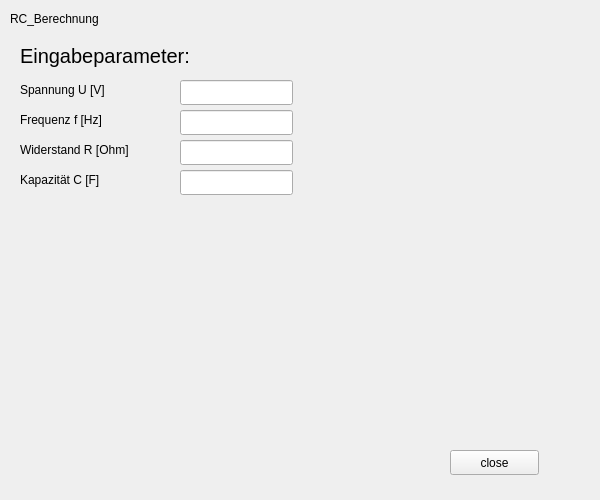
Above: CalcApplication/BerechnungRC.ui from yannickflepp/PmSwEng before the change. Below: the same form after it.
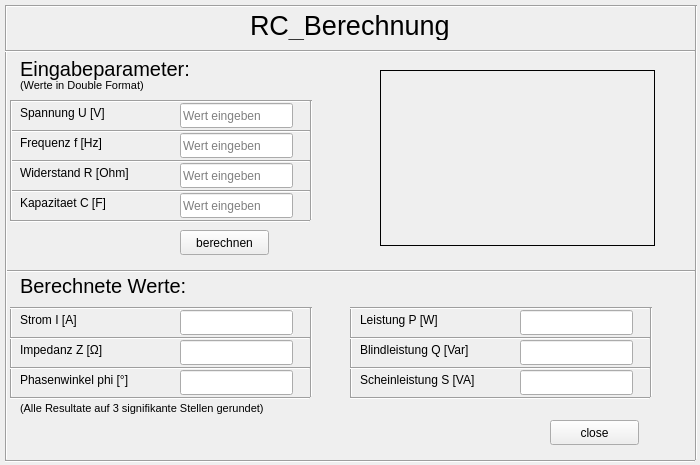
That is the form after the change. Icons and pictures are not drawn.

Commit message: Alle Fendter designt + erste Einleseimplementierung

```diff
--- a/CalcApplication/BerechnungRC.ui
+++ b/CalcApplication/BerechnungRC.ui
@@ -6,8 +6,8 @@
    <rect>
     <x>0</x>
     <y>0</y>
-    <width>600</width>
-    <height>500</height>
+    <width>700</width>
+    <height>465</height>
    </rect>
   </property>
   <property name="windowTitle">
@@ -16,12 +16,17 @@
   <widget class="QLabel" name="title">
    <property name="geometry">
     <rect>
-     <x>10</x>
+     <x>250</x>
      <y>10</y>
-     <width>121</width>
-     <height>17</height>
+     <width>221</width>
+     <height>30</height>
     </rect>
    </property>
+   <property name="font">
+    <font>
+     <pointsize>20</pointsize>
+    </font>
+   </property>
    <property name="text">
     <string>RC_Berechnung</string>
    </property>
@@ -29,8 +34,8 @@
   <widget class="QPushButton" name="pushButton">
    <property name="geometry">
     <rect>
-     <x>450</x>
-     <y>450</y>
+     <x>550</x>
+     <y>420</y>
      <width>89</width>
      <height>25</height>
     </rect>
@@ -42,12 +47,18 @@
   <widget class="QLabel" name="pictureRC">
    <property name="geometry">
     <rect>
-     <x>320</x>
-     <y>35</y>
-     <width>250</width>
-     <height>160</height>
+     <x>380</x>
+     <y>70</y>
+     <width>275</width>
+     <height>176</height>
     </rect>
    </property>
+   <property name="frameShape">
+    <enum>QFrame::Box</enum>
+   </property>
+   <property name="frameShadow">
+    <enum>QFrame::Plain</enum>
+   </property>
    <property name="text">
     <string/>
    </property>
@@ -62,7 +73,7 @@
    <property name="geometry">
     <rect>
      <x>20</x>
-     <y>80</y>
+     <y>103</y>
      <width>150</width>
      <height>20</height>
     </rect>
@@ -75,7 +86,7 @@
    <property name="geometry">
     <rect>
      <x>20</x>
-     <y>110</y>
+     <y>133</y>
      <width>150</width>
      <height>20</height>
     </rect>
@@ -88,7 +99,7 @@
    <property name="geometry">
     <rect>
      <x>20</x>
-     <y>140</y>
+     <y>163</y>
      <width>150</width>
      <height>20</height>
     </rect>
@@ -101,20 +112,20 @@
    <property name="geometry">
     <rect>
      <x>20</x>
-     <y>170</y>
+     <y>193</y>
      <width>150</width>
      <height>20</height>
     </rect>
    </property>
    <property name="text">
-    <string>Kapazität C [F]</string>
+    <string>Kapazitaet C [F]</string>
    </property>
   </widget>
   <widget class="QLabel" name="eingabeTxt">
    <property name="geometry">
     <rect>
      <x>20</x>
-     <y>40</y>
+     <y>53</y>
      <width>181</width>
      <height>31</height>
     </rect>
@@ -132,40 +143,637 @@
    <property name="geometry">
     <rect>
      <x>180</x>
-     <y>80</y>
+     <y>103</y>
      <width>113</width>
      <height>25</height>
     </rect>
    </property>
+   <property name="readOnly">
+    <bool>false</bool>
+   </property>
+   <property name="placeholderText">
+    <string>Wert eingeben</string>
+   </property>
   </widget>
   <widget class="QLineEdit" name="frequenzIn">
    <property name="geometry">
     <rect>
      <x>180</x>
-     <y>110</y>
+     <y>133</y>
      <width>113</width>
      <height>25</height>
     </rect>
    </property>
+   <property name="placeholderText">
+    <string>Wert eingeben</string>
+   </property>
   </widget>
   <widget class="QLineEdit" name="widerstandIn">
    <property name="geometry">
     <rect>
      <x>180</x>
-     <y>140</y>
+     <y>163</y>
      <width>113</width>
      <height>25</height>
     </rect>
    </property>
+   <property name="placeholderText">
+    <string>Wert eingeben</string>
+   </property>
   </widget>
   <widget class="QLineEdit" name="induktivitaet">
    <property name="geometry">
     <rect>
      <x>180</x>
-     <y>170</y>
+     <y>193</y>
      <width>113</width>
      <height>25</height>
     </rect>
+   </property>
+   <property name="placeholderText">
+    <string>Wert eingeben</string>
+   </property>
+  </widget>
+  <widget class="QLabel" name="ausgabeTxt">
+   <property name="geometry">
+    <rect>
+     <x>20</x>
+     <y>270</y>
+     <width>181</width>
+     <height>31</height>
+    </rect>
+   </property>
+   <property name="font">
+    <font>
+     <pointsize>15</pointsize>
+    </font>
+   </property>
+   <property name="text">
+    <string>Berechnete Werte:</string>
+   </property>
+  </widget>
+  <widget class="Line" name="line">
+   <property name="geometry">
+    <rect>
+     <x>10</x>
+     <y>100</y>
+     <width>300</width>
+     <height>3</height>
+    </rect>
+   </property>
+   <property name="orientation">
+    <enum>Qt::Horizontal</enum>
+   </property>
+  </widget>
+  <widget class="Line" name="line_2">
+   <property name="geometry">
+    <rect>
+     <x>10</x>
+     <y>160</y>
+     <width>300</width>
+     <height>3</height>
+    </rect>
+   </property>
+   <property name="orientation">
+    <enum>Qt::Horizontal</enum>
+   </property>
+  </widget>
+  <widget class="Line" name="line_3">
+   <property name="geometry">
+    <rect>
+     <x>10</x>
+     <y>220</y>
+     <width>300</width>
+     <height>3</height>
+    </rect>
+   </property>
+   <property name="orientation">
+    <enum>Qt::Horizontal</enum>
+   </property>
+  </widget>
+  <widget class="Line" name="line_4">
+   <property name="geometry">
+    <rect>
+     <x>10</x>
+     <y>190</y>
+     <width>300</width>
+     <height>3</height>
+    </rect>
+   </property>
+   <property name="orientation">
+    <enum>Qt::Horizontal</enum>
+   </property>
+  </widget>
+  <widget class="Line" name="line_5">
+   <property name="geometry">
+    <rect>
+     <x>10</x>
+     <y>130</y>
+     <width>300</width>
+     <height>3</height>
+    </rect>
+   </property>
+   <property name="orientation">
+    <enum>Qt::Horizontal</enum>
+   </property>
+  </widget>
+  <widget class="Line" name="line_6">
+   <property name="geometry">
+    <rect>
+     <x>310</x>
+     <y>100</y>
+     <width>3</width>
+     <height>120</height>
+    </rect>
+   </property>
+   <property name="orientation">
+    <enum>Qt::Vertical</enum>
+   </property>
+  </widget>
+  <widget class="Line" name="line_7">
+   <property name="geometry">
+    <rect>
+     <x>10</x>
+     <y>100</y>
+     <width>3</width>
+     <height>120</height>
+    </rect>
+   </property>
+   <property name="orientation">
+    <enum>Qt::Vertical</enum>
+   </property>
+  </widget>
+  <widget class="QLabel" name="impedanzTxt">
+   <property name="geometry">
+    <rect>
+     <x>20</x>
+     <y>340</y>
+     <width>150</width>
+     <height>20</height>
+    </rect>
+   </property>
+   <property name="text">
+    <string>Impedanz Z [Ω]</string>
+   </property>
+  </widget>
+  <widget class="Line" name="line_8">
+   <property name="geometry">
+    <rect>
+     <x>10</x>
+     <y>307</y>
+     <width>3</width>
+     <height>90</height>
+    </rect>
+   </property>
+   <property name="orientation">
+    <enum>Qt::Vertical</enum>
+   </property>
+  </widget>
+  <widget class="QLineEdit" name="phasenwinkelOut">
+   <property name="geometry">
+    <rect>
+     <x>180</x>
+     <y>370</y>
+     <width>113</width>
+     <height>25</height>
+    </rect>
+   </property>
+   <property name="readOnly">
+    <bool>true</bool>
+   </property>
+  </widget>
+  <widget class="QLineEdit" name="impedanzOut">
+   <property name="geometry">
+    <rect>
+     <x>180</x>
+     <y>340</y>
+     <width>113</width>
+     <height>25</height>
+    </rect>
+   </property>
+   <property name="readOnly">
+    <bool>true</bool>
+   </property>
+  </widget>
+  <widget class="Line" name="line_9">
+   <property name="geometry">
+    <rect>
+     <x>10</x>
+     <y>367</y>
+     <width>300</width>
+     <height>3</height>
+    </rect>
+   </property>
+   <property name="orientation">
+    <enum>Qt::Horizontal</enum>
+   </property>
+  </widget>
+  <widget class="Line" name="line_10">
+   <property name="geometry">
+    <rect>
+     <x>10</x>
+     <y>307</y>
+     <width>300</width>
+     <height>3</height>
+    </rect>
+   </property>
+   <property name="orientation">
+    <enum>Qt::Horizontal</enum>
+   </property>
+  </widget>
+  <widget class="Line" name="line_11">
+   <property name="geometry">
+    <rect>
+     <x>10</x>
+     <y>337</y>
+     <width>300</width>
+     <height>3</height>
+    </rect>
+   </property>
+   <property name="orientation">
+    <enum>Qt::Horizontal</enum>
+   </property>
+  </widget>
+  <widget class="QLabel" name="stromTxt">
+   <property name="geometry">
+    <rect>
+     <x>20</x>
+     <y>310</y>
+     <width>150</width>
+     <height>20</height>
+    </rect>
+   </property>
+   <property name="text">
+    <string>Strom I [A]</string>
+   </property>
+  </widget>
+  <widget class="QLabel" name="phasenwinkelTxt">
+   <property name="geometry">
+    <rect>
+     <x>20</x>
+     <y>370</y>
+     <width>150</width>
+     <height>20</height>
+    </rect>
+   </property>
+   <property name="text">
+    <string>Phasenwinkel phi [°]</string>
+   </property>
+  </widget>
+  <widget class="Line" name="line_12">
+   <property name="geometry">
+    <rect>
+     <x>310</x>
+     <y>307</y>
+     <width>3</width>
+     <height>90</height>
+    </rect>
+   </property>
+   <property name="orientation">
+    <enum>Qt::Vertical</enum>
+   </property>
+  </widget>
+  <widget class="QLineEdit" name="stromOut">
+   <property name="geometry">
+    <rect>
+     <x>180</x>
+     <y>310</y>
+     <width>113</width>
+     <height>25</height>
+    </rect>
+   </property>
+   <property name="contextMenuPolicy">
+    <enum>Qt::PreventContextMenu</enum>
+   </property>
+   <property name="autoFillBackground">
+    <bool>true</bool>
+   </property>
+   <property name="readOnly">
+    <bool>true</bool>
+   </property>
+  </widget>
+  <widget class="Line" name="line_13">
+   <property name="geometry">
+    <rect>
+     <x>10</x>
+     <y>397</y>
+     <width>300</width>
+     <height>3</height>
+    </rect>
+   </property>
+   <property name="orientation">
+    <enum>Qt::Horizontal</enum>
+   </property>
+  </widget>
+  <widget class="QLineEdit" name="blindleistungOut">
+   <property name="geometry">
+    <rect>
+     <x>520</x>
+     <y>340</y>
+     <width>113</width>
+     <height>25</height>
+    </rect>
+   </property>
+   <property name="readOnly">
+    <bool>true</bool>
+   </property>
+  </widget>
+  <widget class="Line" name="line_14">
+   <property name="geometry">
+    <rect>
+     <x>350</x>
+     <y>307</y>
+     <width>3</width>
+     <height>90</height>
+    </rect>
+   </property>
+   <property name="orientation">
+    <enum>Qt::Vertical</enum>
+   </property>
+  </widget>
+  <widget class="QLineEdit" name="leistungOut">
+   <property name="geometry">
+    <rect>
+     <x>520</x>
+     <y>310</y>
+     <width>113</width>
+     <height>25</height>
+    </rect>
+   </property>
+   <property name="readOnly">
+    <bool>true</bool>
+   </property>
+  </widget>
+  <widget class="Line" name="line_15">
+   <property name="geometry">
+    <rect>
+     <x>350</x>
+     <y>397</y>
+     <width>300</width>
+     <height>3</height>
+    </rect>
+   </property>
+   <property name="orientation">
+    <enum>Qt::Horizontal</enum>
+   </property>
+  </widget>
+  <widget class="QLabel" name="blindleistungTxt">
+   <property name="geometry">
+    <rect>
+     <x>360</x>
+     <y>340</y>
+     <width>150</width>
+     <height>20</height>
+    </rect>
+   </property>
+   <property name="text">
+    <string>Blindleistung Q [Var]</string>
+   </property>
+  </widget>
+  <widget class="Line" name="line_16">
+   <property name="geometry">
+    <rect>
+     <x>350</x>
+     <y>367</y>
+     <width>300</width>
+     <height>3</height>
+    </rect>
+   </property>
+   <property name="orientation">
+    <enum>Qt::Horizontal</enum>
+   </property>
+  </widget>
+  <widget class="QLineEdit" name="scheinleistungOut">
+   <property name="geometry">
+    <rect>
+     <x>520</x>
+     <y>370</y>
+     <width>113</width>
+     <height>25</height>
+    </rect>
+   </property>
+   <property name="readOnly">
+    <bool>true</bool>
+   </property>
+  </widget>
+  <widget class="Line" name="line_17">
+   <property name="geometry">
+    <rect>
+     <x>350</x>
+     <y>307</y>
+     <width>300</width>
+     <height>3</height>
+    </rect>
+   </property>
+   <property name="orientation">
+    <enum>Qt::Horizontal</enum>
+   </property>
+  </widget>
+  <widget class="Line" name="line_18">
+   <property name="geometry">
+    <rect>
+     <x>350</x>
+     <y>337</y>
+     <width>300</width>
+     <height>3</height>
+    </rect>
+   </property>
+   <property name="orientation">
+    <enum>Qt::Horizontal</enum>
+   </property>
+  </widget>
+  <widget class="Line" name="line_19">
+   <property name="geometry">
+    <rect>
+     <x>650</x>
+     <y>307</y>
+     <width>3</width>
+     <height>90</height>
+    </rect>
+   </property>
+   <property name="orientation">
+    <enum>Qt::Vertical</enum>
+   </property>
+  </widget>
+  <widget class="QLabel" name="leistungTxt">
+   <property name="geometry">
+    <rect>
+     <x>360</x>
+     <y>310</y>
+     <width>150</width>
+     <height>20</height>
+    </rect>
+   </property>
+   <property name="text">
+    <string>Leistung P [W]</string>
+   </property>
+  </widget>
+  <widget class="QLabel" name="scheinleistungTxt">
+   <property name="geometry">
+    <rect>
+     <x>360</x>
+     <y>370</y>
+     <width>150</width>
+     <height>20</height>
+    </rect>
+   </property>
+   <property name="text">
+    <string>Scheinleistung S [VA]</string>
+   </property>
+  </widget>
+  <widget class="Line" name="line_20">
+   <property name="geometry">
+    <rect>
+     <x>5</x>
+     <y>270</y>
+     <width>690</width>
+     <height>3</height>
+    </rect>
+   </property>
+   <property name="font">
+    <font>
+     <pointsize>18</pointsize>
+     <weight>75</weight>
+     <bold>true</bold>
+    </font>
+   </property>
+   <property name="orientation">
+    <enum>Qt::Horizontal</enum>
+   </property>
+  </widget>
+  <widget class="Line" name="line_21">
+   <property name="geometry">
+    <rect>
+     <x>5</x>
+     <y>5</y>
+     <width>690</width>
+     <height>3</height>
+    </rect>
+   </property>
+   <property name="font">
+    <font>
+     <pointsize>18</pointsize>
+     <weight>75</weight>
+     <bold>true</bold>
+    </font>
+   </property>
+   <property name="orientation">
+    <enum>Qt::Horizontal</enum>
+   </property>
+  </widget>
+  <widget class="Line" name="line_22">
+   <property name="geometry">
+    <rect>
+     <x>5</x>
+     <y>460</y>
+     <width>690</width>
+     <height>3</height>
+    </rect>
+   </property>
+   <property name="font">
+    <font>
+     <pointsize>18</pointsize>
+     <weight>75</weight>
+     <bold>true</bold>
+    </font>
+   </property>
+   <property name="orientation">
+    <enum>Qt::Horizontal</enum>
+   </property>
+  </widget>
+  <widget class="Line" name="line_23">
+   <property name="geometry">
+    <rect>
+     <x>695</x>
+     <y>5</y>
+     <width>3</width>
+     <height>455</height>
+    </rect>
+   </property>
+   <property name="orientation">
+    <enum>Qt::Vertical</enum>
+   </property>
+  </widget>
+  <widget class="Line" name="line_24">
+   <property name="geometry">
+    <rect>
+     <x>5</x>
+     <y>5</y>
+     <width>3</width>
+     <height>455</height>
+    </rect>
+   </property>
+   <property name="orientation">
+    <enum>Qt::Vertical</enum>
+   </property>
+  </widget>
+  <widget class="Line" name="line_25">
+   <property name="geometry">
+    <rect>
+     <x>5</x>
+     <y>50</y>
+     <width>690</width>
+     <height>3</height>
+    </rect>
+   </property>
+   <property name="font">
+    <font>
+     <pointsize>18</pointsize>
+     <weight>75</weight>
+     <bold>true</bold>
+    </font>
+   </property>
+   <property name="orientation">
+    <enum>Qt::Horizontal</enum>
+   </property>
+  </widget>
+  <widget class="QPushButton" name="calculate">
+   <property name="geometry">
+    <rect>
+     <x>180</x>
+     <y>230</y>
+     <width>89</width>
+     <height>25</height>
+    </rect>
+   </property>
+   <property name="text">
+    <string>berechnen</string>
+   </property>
+  </widget>
+  <widget class="QLabel" name="label">
+   <property name="geometry">
+    <rect>
+     <x>20</x>
+     <y>77</y>
+     <width>181</width>
+     <height>17</height>
+    </rect>
+   </property>
+   <property name="font">
+    <font>
+     <pointsize>8</pointsize>
+    </font>
+   </property>
+   <property name="text">
+    <string>(Werte in Double Format)</string>
+   </property>
+  </widget>
+  <widget class="QLabel" name="label_2">
+   <property name="geometry">
+    <rect>
+     <x>20</x>
+     <y>400</y>
+     <width>361</width>
+     <height>17</height>
+    </rect>
+   </property>
+   <property name="font">
+    <font>
+     <pointsize>8</pointsize>
+    </font>
+   </property>
+   <property name="text">
+    <string>(Alle Resultate auf 3 signifikante Stellen gerundet)</string>
    </property>
   </widget>
  </widget>
```
Left out of the diff: 8 changed lines with no effect on the pictures. The commit also changes 10 other files.
